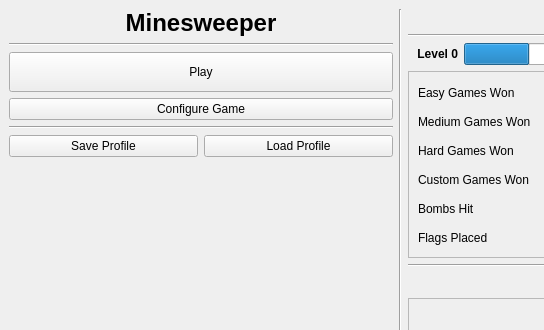
Old version of the form mainmenu.ui in the repository anton-fischer/cpp-minesweeper; both pictures show x 0 to 544 and y 0 to 330 of the 800 by 440 pixel window.
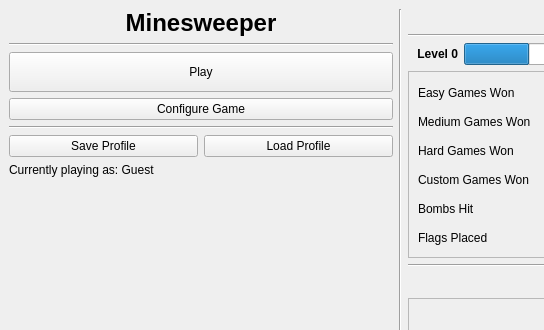
New version of the form.

Commit message: add basic quest generator, improve player and quest handling

What changed in the file:
```diff
--- a/mainmenu.ui
+++ b/mainmenu.ui
@@ -93,6 +93,13 @@
           </item>
          </layout>
         </item>
+        <item>
+         <widget class="QLabel" name="lbl_currentPlayer">
+          <property name="text">
+           <string>Currently playing as: Guest</string>
+          </property>
+         </widget>
+        </item>
         <item>
          <spacer name="verticalSpacer">
           <property name="orientation">
```
Left out of the diff: 6 changed lines with no effect on the pictures. The commit also changes 9 other files.
